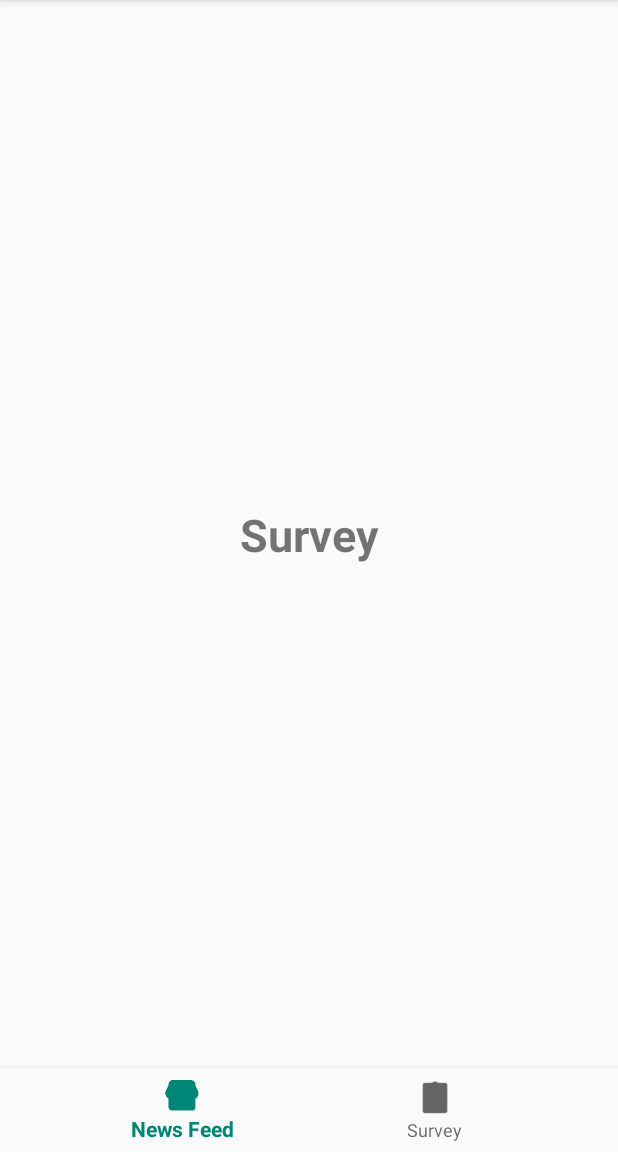
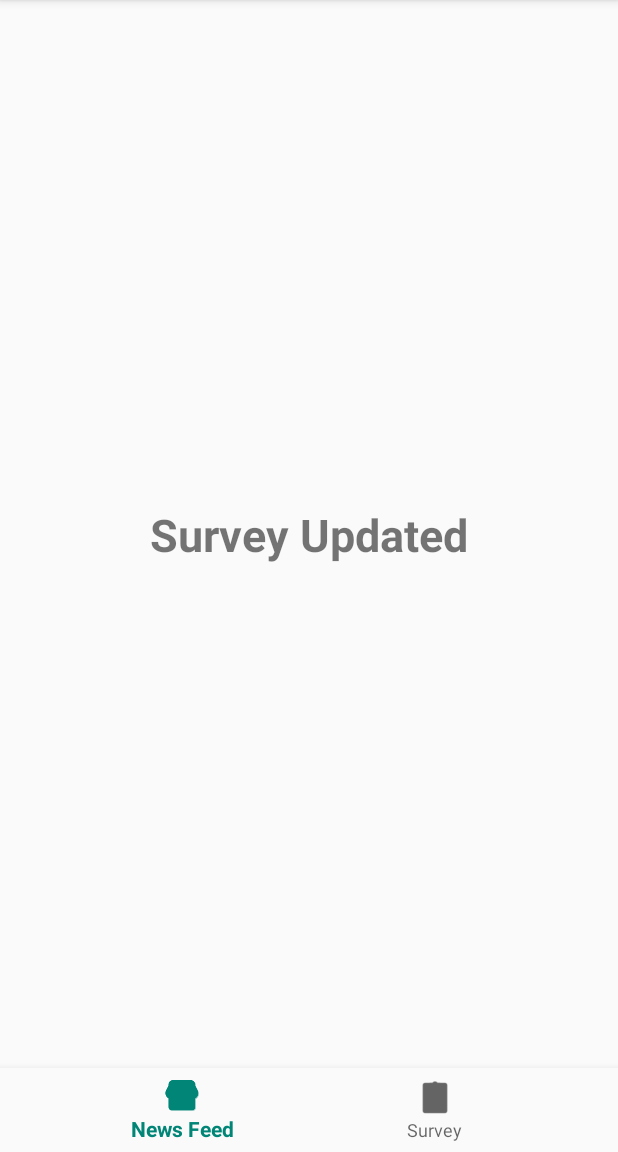
Before and after one commit to Deepjyoty/TeleHealth, an Android app: the fragment SurveyFragment placed in its activity, on a phone screen of 412 x 824 dp, the part 84-1236 px from its top. Run offline under Robolectric (Android 15) with nearby library versions, the light colour scheme and no system bars; libraries missing offline, so code that uses them is left out: us.zoom.sdk.

Commit message:
second commit

```diff
--- a/app/src/main/res/layout/fragment_survey.xml
+++ b/app/src/main/res/layout/fragment_survey.xml
@@ -11,7 +11,7 @@
     <TextView
         android:layout_width="wrap_content"
         android:layout_height="wrap_content"
-        android:text="Survey"
+        android:text="Survey Updated"
         android:textSize="30sp"
         android:textStyle="bold"
         app:layout_constraintBottom_toBottomOf="parent"
```
